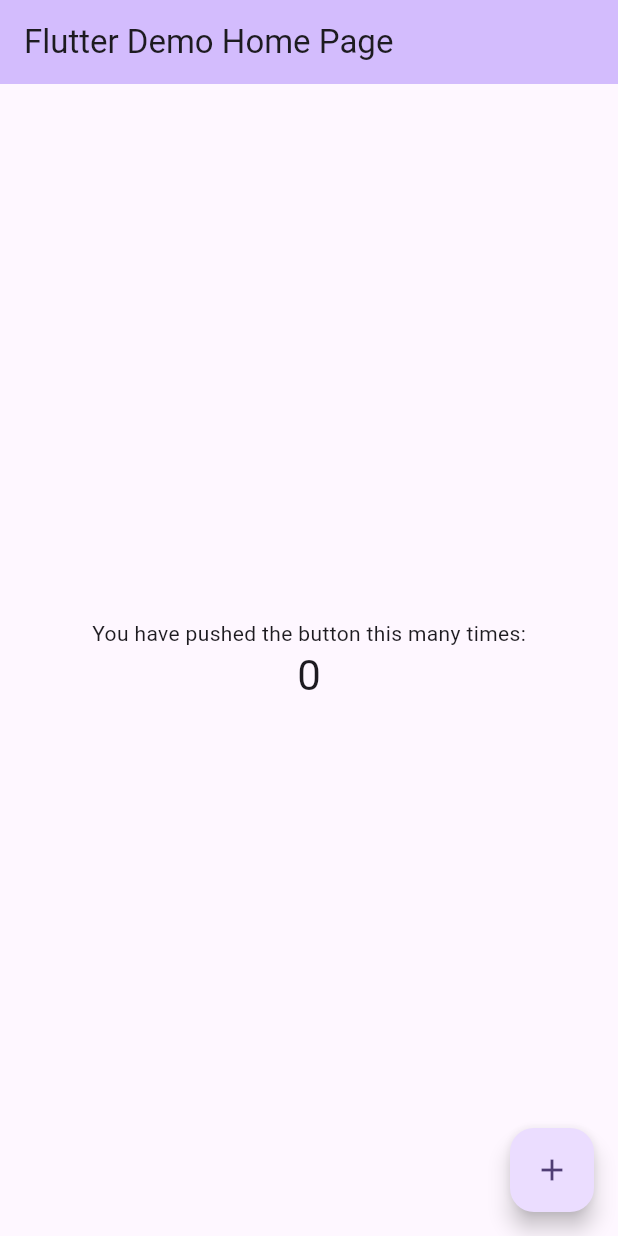
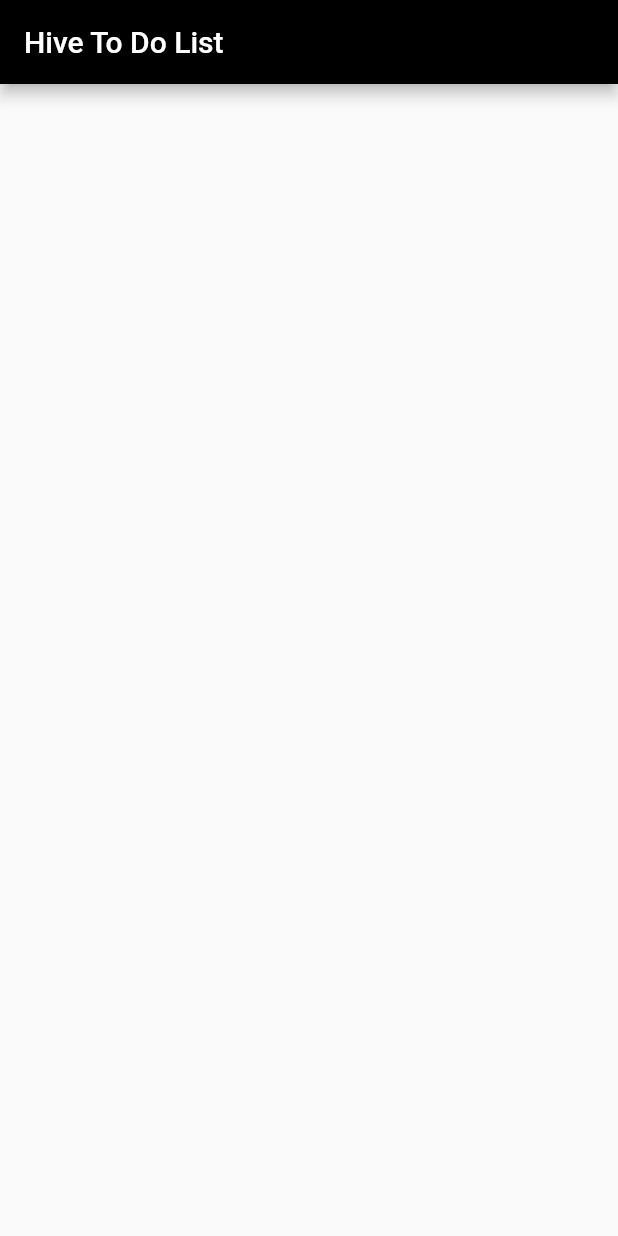
Before and after one commit to marymaedianerizaldo23/to_do, a Flutter app: the screen it shows after launch, on a phone screen of 412 x 824 dp. Run offline on Flutter 3.47's test engine with Material 2 defaults, Android fonts, the phone set to English and light mode, and no system bars; our stand-ins replace hive, hive_flutter; accounts and stored records are empty.

Commit message:
initialized class, added appBar

```diff
--- a/lib/main.dart
+++ b/lib/main.dart
@@ -1,125 +1,51 @@
 import 'package:flutter/material.dart';
+import 'package:hive_flutter/adapters.dart';
+import 'package:to_do/todo_item.dart';
+import 'package:to_do/todo_service.dart';
 
-void main() {
-  runApp(const MyApp());
+void main() async{
+
+  await Hive.initFlutter();
+  Hive.registerAdapter(TodoItemAdapter());
+  runApp(MyApp());
 }
 
+
 class MyApp extends StatelessWidget {
-  const MyApp({super.key});
+ MyApp({super.key});
 
-  // This widget is the root of your application.
+  final TodoService _todoService = TodoService();
+
   @override
   Widget build(BuildContext context) {
     return MaterialApp(
-      title: 'Flutter Demo',
-      theme: ThemeData(
-        // This is the theme of your application.
-        //
-        // TRY THIS: Try running your application with "flutter run". You'll see
-        // the application has a blue toolbar. Then, without quitting the app,
-        // try changing the seedColor in the colorScheme below to Colors.green
-        // and then invoke "hot reload" (save your changes or press the "hot
-        // reload" button in a Flutter-supported IDE, or press "r" if you used
-        // the command line to start the app).
-        //
-        // Notice that the counter didn't reset back to zero; the application
-        // state is not lost during the reload. To reset the state, use hot
-        // restart instead.
-        //
-        // This works for code too, not just values: Most code changes can be
-        // tested with just a hot reload.
-        colorScheme: ColorScheme.fromSeed(seedColor: Colors.deepPurple),
-        useMaterial3: true,
-      ),
-      home: const MyHomePage(title: 'Flutter Demo Home Page'),
+      debugShowCheckedModeBanner: false,
+      home: FutureBuilder(
+        future: _todoService.getAllTodos(),
+        builder: (BuildContext context, AsyncSnapshot<List<TodoItem>> snapshot){
+          if(snapshot.connectionState == ConnectionState.done){
+            return const TodoListPage();
+          }
+          else {
+            return const CircularProgressIndicator();
+          }
+        },
+      )
     );
   }
 }
 
-class MyHomePage extends StatefulWidget {
-  const MyHomePage({super.key, required this.title});
 
-  // This widget is the home page of your application. It is stateful, meaning
-  // that it has a State object (defined below) that contains fields that affect
-  // how it looks.
-
-  // This class is the configuration for the state. It holds the values (in this
-  // case the title) provided by the parent (in this case the App widget) and
-  // used by the build method of the State. Fields in a Widget subclass are
-  // always marked "final".
-
-  final String title;
-
-  @override
-  State<MyHomePage> createState() => _MyHomePageState();
-}
-
-class _MyHomePageState extends State<MyHomePage> {
-  int _counter = 0;
-
-  void _incrementCounter() {
-    setState(() {
-      // This call to setState tells the Flutter framework that something has
-      // changed in this State, which causes it to rerun the build method below
-      // so that the display can reflect the updated values. If we changed
-      // _counter without calling setState(), then the build method would not be
-      // called again, and so nothing would appear to happen.
-      _counter++;
-    });
-  }
+class TodoListPage extends StatelessWidget {
+  const TodoListPage({super.key});
 
   @override
   Widget build(BuildContext context) {
-    // This method is rerun every time setState is called, for instance as done
-    // by the _incrementCounter method above.
-    //
-    // The Flutter framework has been optimized to make rerunning build methods
-    // fast, so that you can just rebuild anything that needs updating rather
-    // than having to individually change instances of widgets.
     return Scaffold(
       appBar: AppBar(
-        // TRY THIS: Try changing the color here to a specific color (to
-        // Colors.amber, perhaps?) and trigger a hot reload to see the AppBar
-        // change color while the other colors stay the same.
-        backgroundColor: Theme.of(context).colorScheme.inversePrimary,
-        // Here we take the value from the MyHomePage object that was created by
-        // the App.build method, and use it to set our appbar title.
-        title: Text(widget.title),
+        title: const Text("Hive To Do List"),
+          backgroundColor: Colors.black,
       ),
-      body: Center(
-        // Center is a layout widget. It takes a single child and positions it
-        // in the middle of the parent.
-        child: Column(
-          // Column is also a layout widget. It takes a list of children and
-          // arranges them vertically. By default, it sizes itself to fit its
-          // children horizontally, and tries to be as tall as its parent.
-          //
-          // Column has various properties to control how it sizes itself and
-          // how it positions its children. Here we use mainAxisAlignment to
-          // center the children vertically; the main axis here is the vertical
-          // axis because Columns are vertical (the cross axis would be
-          // horizontal).
-          //
-          // TRY THIS: Invoke "debug painting" (choose the "Toggle Debug Paint"
-          // action in the IDE, or press "p" in the console), to see the
-          // wireframe for each widget.
-          mainAxisAlignment: MainAxisAlignment.center,
-          children: <Widget>[
-            const Text(
-              'You have pushed the button this many times:',
-            ),
-            Text(
-              '$_counter',
-              style: Theme.of(context).textTheme.headlineMedium,
-            ),
-          ],
-        ),
-      ),
-      floatingActionButton: FloatingActionButton(
-        onPressed: _incrementCounter,
-        tooltip: 'Increment',
-        child: const Icon(Icons.add),
-      ), // This trailing comma makes auto-formatting nicer for build methods.
     );
   }
 }
--- /dev/null
+++ b/lib/todo_item.dart
@@ -0,0 +1,15 @@
+import 'package:hive/hive.dart';
+part 'todo_item.g.dart';
+
+@HiveType(typeId: 1)
+class TodoItem {
+  @HiveField(0)
+  final String title;
+
+  @HiveField(1, defaultValue: false)
+  late final bool isCompleted;
+
+  TodoItem(this.title, this.isCompleted);
+
+
+}
--- /dev/null
+++ b/lib/todo_service.dart
@@ -0,0 +1,35 @@
+import 'package:hive/hive.dart';
+import 'package:to_do/todo_item.dart';
+
+class TodoService {
+
+  final String _boxName = "todoBox";
+
+  Future<Box<TodoItem>> get _box async => await Hive.openBox<TodoItem>(_boxName);
+
+  Future<void> addItem(TodoItem todoItem) async {
+
+    var  box = await _box;
+    await box.add(todoItem);
+  }
+
+  Future<List<TodoItem>> getAllTodos() async {
+
+    var box = await _box;
+    return box.values.toList();
+  }
+
+  Future<void> deleteTodo(int index) async {
+
+    var box = await _box;
+    await box.deleteAt(index);
+  }
+
+  Future<void> updateIsCompleted(int index, TodoItem todoItem) async {
+
+    var box = await _box;
+    todoItem.isCompleted = !todoItem.isCompleted;
+    box.putAt(index, todoItem);
+  }
+
+}
--- a/pubspec.yaml
+++ b/pubspec.yaml
@@ -35,6 +35,8 @@ dependencies:
   # The following adds the Cupertino Icons font to your application.
   # Use with the CupertinoIcons class for iOS style icons.
   cupertino_icons: ^1.0.2
+  hive: any
+  hive_flutter: any
 
 dev_dependencies:
   flutter_test:
@@ -46,6 +48,8 @@ dev_dependencies:
   # package. See that file for information about deactivating specific lint
   # rules and activating additional ones.
   flutter_lints: ^2.0.0
+  hive_generator: any
+  build_runner: any
 
 # For information on the generic Dart part of this file, see the
 # following page: https://dart.dev/tools/pub/pubspec
```
Also changed, not shown: lib/todo_item.g.dart (added), pubspec.lock, 1 other file.
